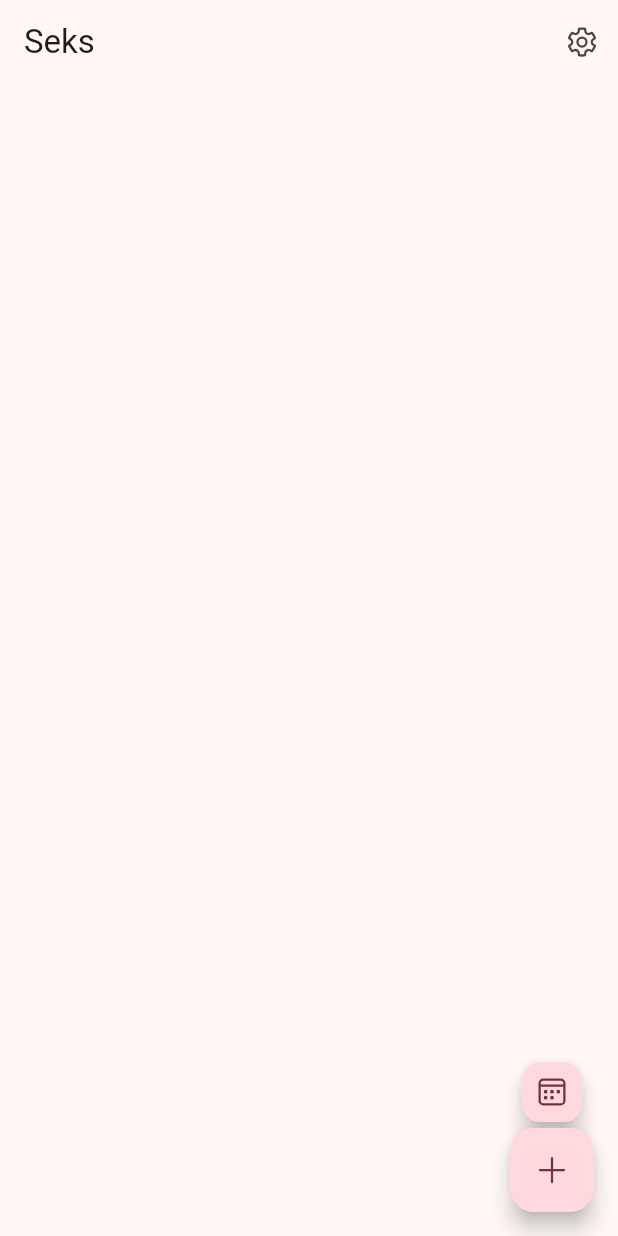
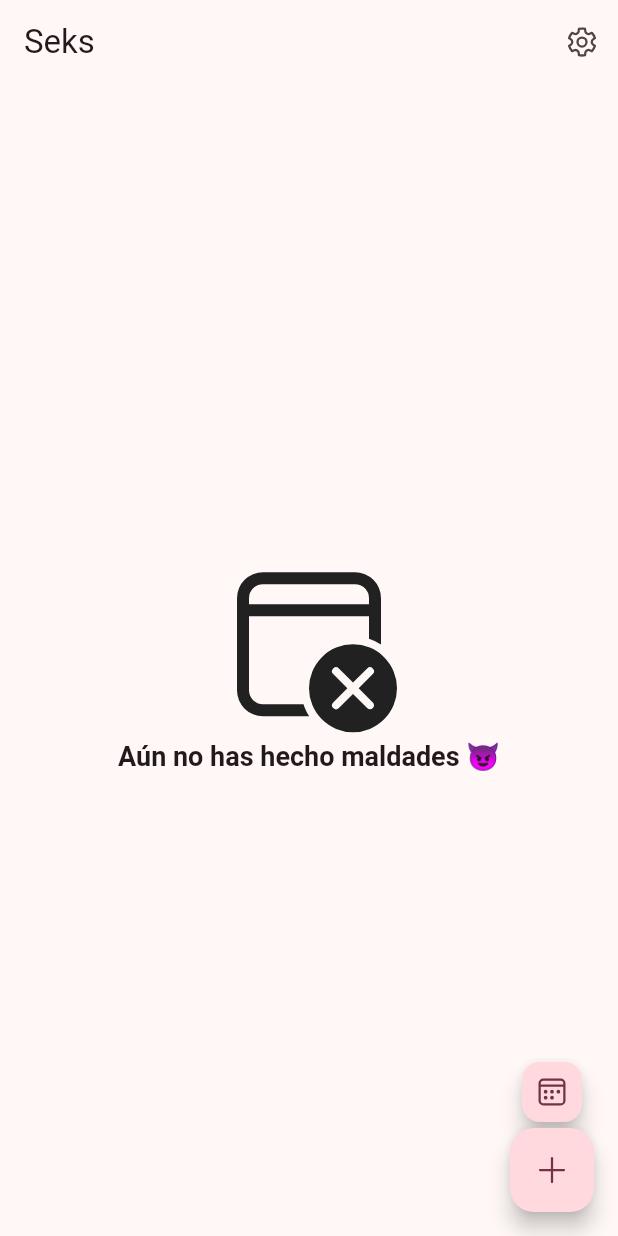
Before and after one commit to jessimalak/seks, a Flutter app: the screen it shows after launch, on a phone screen of 412 x 824 dp. Run offline on Flutter 3.47's test engine with Material 2 defaults, Android fonts, the phone set to English and light mode, and no system bars; our stand-ins replace cloud_firestore, expandable, firebase_auth, firebase_core, fluentui_system_icons, flutter_spinkit and 3 more; accounts and stored records are empty.

Commit message:
profile settings screen and empty windget on list screen

```diff
--- a/lib/main.dart
+++ b/lib/main.dart
@@ -12,6 +12,7 @@ import 'package:seks/screens/add.dart';
 import 'package:seks/screens/calendar.dart';
 import 'package:seks/screens/list.dart';
 import 'package:fluentui_system_icons/fluentui_system_icons.dart';
+import 'package:seks/screens/profile.dart';
 import 'package:seks/screens/settings.dart';
 import 'package:shared_preferences/shared_preferences.dart';
 
@@ -52,7 +53,7 @@ class MyApp extends StatelessWidget {
               inputDecorationTheme: const InputDecorationTheme(errorStyle: TextStyle(color: Colors.red))),
           // themeMode: ThemeMode.dark,
           initialRoute: 'initial',
-          routes: {'initial': (c) => const MyHomePage(), 'add': (c) => const AddScreen(), 'settings': (c) => const SettingsScreen()},
+          routes: {'initial': (c) => const MyHomePage(), 'add': (c) => const AddScreen(), 'settings': (c) => const SettingsScreen(), 'profile': (c)=> ProfileScreen()},
         ));
   }
 }
--- a/lib/screens/list.dart
+++ b/lib/screens/list.dart
@@ -2,8 +2,7 @@ import 'package:flutter/material.dart';
 import 'package:provider/provider.dart';
 import 'package:seks/widgets/expandableCard.dart';
 import '../classes/auth.dart';
-
-
+import 'package:fluentui_system_icons/fluentui_system_icons.dart';
 
 class ListScreen extends StatelessWidget {
   const ListScreen({Key? key}) : super(key: key);
@@ -11,7 +10,8 @@ class ListScreen extends StatelessWidget {
   @override
   Widget build(BuildContext context) {
     var encounters = context.watch<AuthService>().encountersList;
-    return ListView.builder(
+    return encounters.isNotEmpty
+        ? ListView.builder(
             padding: const EdgeInsets.symmetric(vertical: 10, horizontal: 15),
             itemCount: encounters.length + 1,
             itemBuilder: (c, i) => i < encounters.length
@@ -21,6 +21,19 @@ class ListScreen extends StatelessWidget {
                   )
                 : const SizedBox(
                     height: 125,
-              ));
+                  ))
+        : Column(
+            mainAxisAlignment: MainAxisAlignment.center,
+            children: [
+              const Icon(
+                FluentIcons.calendar_cancel_24_regular,
+                size: 128,
+              ),
+              Text(
+                'Aún no has hecho maldades 😈',
+                style: Theme.of(context).textTheme.headline2,
+              )
+            ],
+          );
   }
 }
--- a/lib/screens/settings.dart
+++ b/lib/screens/settings.dart
@@ -106,6 +106,9 @@ class _SettingsScreen extends State<SettingsScreen> {
                     ListTile(
                       title: Text(snap.data?.displayName ?? ''),
                       subtitle: Text(snap.data?.email ?? ''),
+                      onTap: (){
+                        Navigator.pushNamed(context, 'profile');
+                      },
                       trailing: IconButton(
                           onPressed: () async {
                             bool? logout = await showDialog(
```
Also changed, not shown: lib/screens/profile.dart (added, +55 -0 lines). Lines whose indentation alone changed are shown as unchanged.
